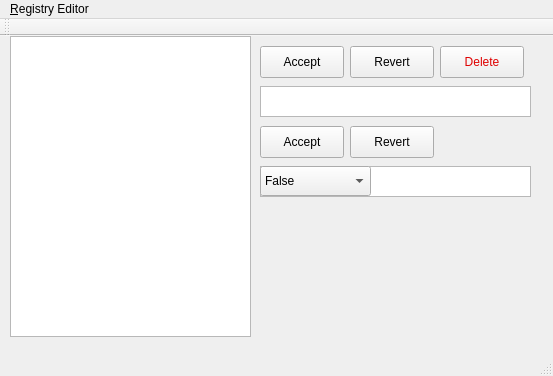
Above: MainWindow.ui from Metalhead33/PseudoRegistryEditor before the change. Below: the same form after it.
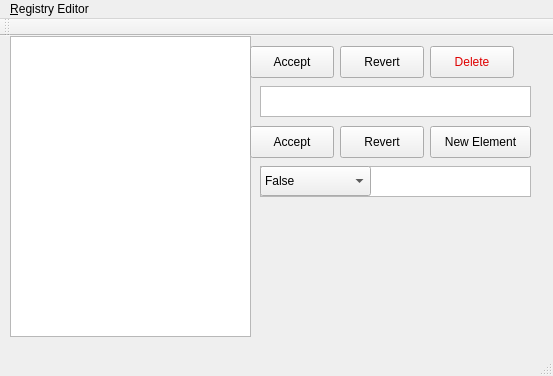
That is the form after the change.

Commit message: Added ability to create new elements - buggy, needs fixing.

Patch:
```diff
--- a/MainWindow.ui
+++ b/MainWindow.ui
@@ -46,7 +46,7 @@
    <widget class="QPushButton" name="AcceptChangesButton">
     <property name="geometry">
      <rect>
-      <x>260</x>
+      <x>250</x>
       <y>90</y>
       <width>84</width>
       <height>32</height>
@@ -59,7 +59,7 @@
    <widget class="QPushButton" name="RevertButton">
     <property name="geometry">
      <rect>
-      <x>350</x>
+      <x>340</x>
       <y>90</y>
       <width>84</width>
       <height>32</height>
@@ -85,7 +85,7 @@
    <widget class="QPushButton" name="AcceptNameChange">
     <property name="geometry">
      <rect>
-      <x>260</x>
+      <x>250</x>
       <y>10</y>
       <width>84</width>
       <height>32</height>
@@ -98,7 +98,7 @@
    <widget class="QPushButton" name="RevertNameButton">
     <property name="geometry">
      <rect>
-      <x>350</x>
+      <x>340</x>
       <y>10</y>
       <width>84</width>
       <height>32</height>
@@ -111,7 +111,7 @@
    <widget class="QPushButton" name="DeleteButton">
     <property name="geometry">
      <rect>
-      <x>440</x>
+      <x>430</x>
       <y>10</y>
       <width>84</width>
       <height>32</height>
@@ -145,6 +145,19 @@
      </property>
     </item>
    </widget>
+   <widget class="QPushButton" name="NewElementButton">
+    <property name="geometry">
+     <rect>
+      <x>430</x>
+      <y>90</y>
+      <width>101</width>
+      <height>32</height>
+     </rect>
+    </property>
+    <property name="text">
+     <string>New Element</string>
+    </property>
+   </widget>
   </widget>
   <widget class="QMenuBar" name="menuBar">
    <property name="geometry">
```
The commit also changes 7 other files.
